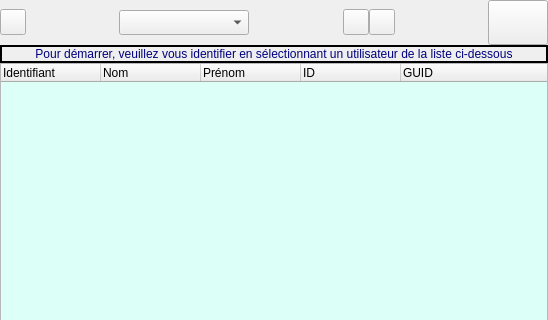
This is Programmes/MedinTuxTools-QT4/UserList/C_Frm_UserList.ui in leo-naeka/medintux as Qt 5 draws it before an edit; both pictures show x 0 to 548 and y 0 to 320 of the 548 by 509 pixel window. The edited form follows.
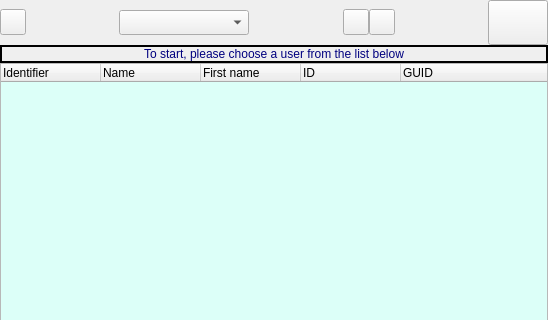
This is the edited form.

```diff
--- a/Programmes/MedinTuxTools-QT4/UserList/C_Frm_UserList.ui
+++ b/Programmes/MedinTuxTools-QT4/UserList/C_Frm_UserList.ui
@@ -233,7 +233,7 @@
 &lt;html&gt;&lt;head&gt;&lt;meta name=&quot;qrichtext&quot; content=&quot;1&quot; /&gt;&lt;style type=&quot;text/css&quot;&gt;
 p, li { white-space: pre-wrap; }
 &lt;/style&gt;&lt;/head&gt;&lt;body style=&quot; font-family:'Sans Serif'; font-size:9pt; font-weight:400; font-style:normal;&quot;&gt;
-&lt;p align=&quot;center&quot; style=&quot; margin-top:12px; margin-bottom:12px; margin-left:0px; margin-right:0px; -qt-block-indent:0; text-indent:0px;&quot;&gt;&lt;span style=&quot; color:#00007f;&quot;&gt;Pour démarrer, veuillez vous identifier en sélectionnant un utilisateur de la liste ci-dessous&lt;/span&gt;&lt;/p&gt;&lt;/body&gt;&lt;/html&gt;</string>
+&lt;p align=&quot;center&quot; style=&quot; margin-top:12px; margin-bottom:12px; margin-left:0px; margin-right:0px; -qt-block-indent:0; text-indent:0px;&quot;&gt;&lt;span style=&quot; color:#00007f;&quot;&gt;To start, please choose a user from the list below&lt;/span&gt;&lt;/p&gt;&lt;/body&gt;&lt;/html&gt;</string>
      </property>
      <property name="textFormat">
       <enum>Qt::RichText</enum>
@@ -299,17 +299,17 @@
      </property>
      <column>
       <property name="text">
-       <string>Identifiant</string>
+       <string>Identifier</string>
       </property>
      </column>
      <column>
       <property name="text">
-       <string>Nom</string>
+       <string>Name</string>
       </property>
      </column>
      <column>
       <property name="text">
-       <string>Prénom</string>
+       <string>First name</string>
       </property>
      </column>
      <column>
```
Left out of the diff: 24 changed lines with no effect on the pictures.
